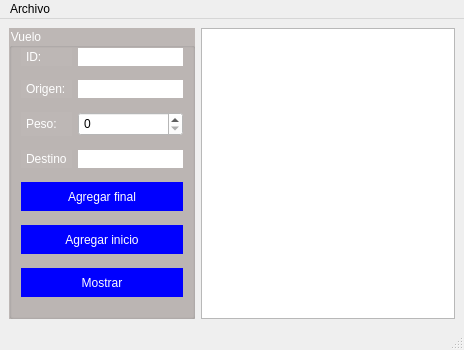
Tadeo-2404/Interfaz-Grafica-PySide2, file main_window.ui: the form before one commit.
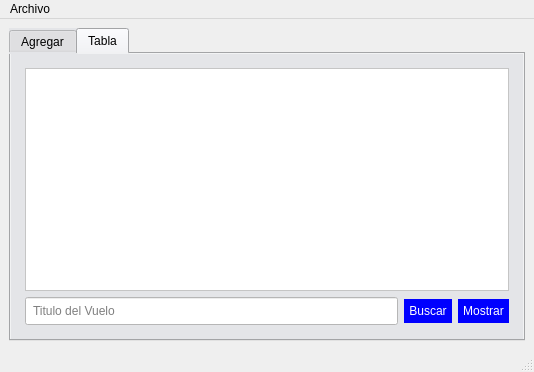
The form after the commit.

Commit message: Agregando metodo buscar y mostrar tabla

Diff of the .ui file:
```diff
--- a/main_window.ui
+++ b/main_window.ui
@@ -6,20 +6,61 @@
    <rect>
     <x>0</x>
     <y>0</y>
-    <width>464</width>
-    <height>350</height>
+    <width>534</width>
+    <height>372</height>
    </rect>
   </property>
   <property name="windowTitle">
    <string>MainWindow</string>
   </property>
   <widget class="QWidget" name="centralwidget">
+   <layout class="QGridLayout" name="gridLayout_3">
+    <item row="0" column="0">
+     <widget class="QTabWidget" name="tabla_container">
+      <property name="enabled">
+       <bool>true</bool>
+      </property>
+      <property name="layoutDirection">
+       <enum>Qt::LeftToRight</enum>
+      </property>
+      <property name="styleSheet">
+       <string notr="true">background-color: rgb(228, 229, 232);
+padding: 5px;</string>
+      </property>
+      <property name="tabPosition">
+       <enum>QTabWidget::North</enum>
+      </property>
+      <property name="currentIndex">
+       <number>1</number>
+      </property>
+      <property name="iconSize">
+       <size>
+        <width>16</width>
+        <height>16</height>
+       </size>
+      </property>
+      <property name="tabsClosable">
+       <bool>false</bool>
+      </property>
+      <property name="tabBarAutoHide">
+       <bool>false</bool>
+      </property>
+      <widget class="QWidget" name="agregar_tab">
+       <property name="autoFillBackground">
+        <bool>false</bool>
+       </property>
+       <property name="styleSheet">
+        <string notr="true"/>
+       </property>
+       <attribute name="title">
+        <string>Agregar</string>
+       </attribute>
    <layout class="QGridLayout" name="gridLayout_2">
     <item row="0" column="0">
      <widget class="QGroupBox" name="BoxContainer">
       <property name="styleSheet">
        <string notr="true">border-color: rgb(0, 0, 0);
-background-color: rgb(189, 183, 181);
+background-color: rgb(115, 171, 255);
 color: rgb(255, 255, 255);
 padding: 2px;</string>
       </property>
@@ -72,6 +113,9 @@
 color: rgb(0, 0, 0);
 padding: 1px;</string>
          </property>
+             <property name="placeholderText">
+              <string>ID del Vuelo</string>
+             </property>
         </widget>
        </item>
        <item row="2" column="0">
@@ -140,7 +184,67 @@
      </widget>
     </item>
     <item row="0" column="1">
-     <widget class="QPlainTextEdit" name="plainTextEdit"/>
+         <widget class="QPlainTextEdit" name="plainTextEdit">
+          <property name="styleSheet">
+           <string notr="true">background-color: rgb(255, 255, 255);</string>
+          </property>
+         </widget>
+        </item>
+       </layout>
+      </widget>
+      <widget class="QWidget" name="tabla_tab">
+       <attribute name="title">
+        <string>Tabla</string>
+       </attribute>
+       <layout class="QGridLayout" name="gridLayout_4">
+        <item row="0" column="0" colspan="3">
+         <widget class="QTableWidget" name="tabla">
+          <property name="styleSheet">
+           <string notr="true">background-color: rgb(255, 255, 255);</string>
+          </property>
+         </widget>
+        </item>
+        <item row="1" column="0">
+         <widget class="QLineEdit" name="tabla_input">
+          <property name="styleSheet">
+           <string notr="true">background-color: rgb(255, 255, 255);</string>
+          </property>
+          <property name="placeholderText">
+           <string>Titulo del Vuelo</string>
+          </property>
+         </widget>
+        </item>
+        <item row="1" column="1">
+         <widget class="QPushButton" name="tabla_buscarBtn">
+          <property name="styleSheet">
+           <string notr="true">outline: none;
+border: none;
+background-color: rgb(0, 0, 255);
+text-transform:uppercase;
+color: white;</string>
+          </property>
+          <property name="text">
+           <string>Buscar</string>
+          </property>
+         </widget>
+        </item>
+        <item row="1" column="2">
+         <widget class="QPushButton" name="tabla_mostrarBtn">
+          <property name="styleSheet">
+           <string notr="true">outline: none;
+border: none;
+background-color: rgb(0, 0, 255);
+text-transform:uppercase;
+color: white;</string>
+          </property>
+          <property name="text">
+           <string>Mostrar</string>
+          </property>
+         </widget>
+        </item>
+       </layout>
+      </widget>
+     </widget>
     </item>
    </layout>
   </widget>
@@ -149,7 +253,7 @@
     <rect>
      <x>0</x>
      <y>0</y>
-     <width>464</width>
+     <width>534</width>
      <height>22</height>
     </rect>
    </property>
```
Left out of the diff: 12 changed lines with no effect on the pictures. Lines whose indentation alone changed are shown as unchanged. The commit also changes 4 other files.
